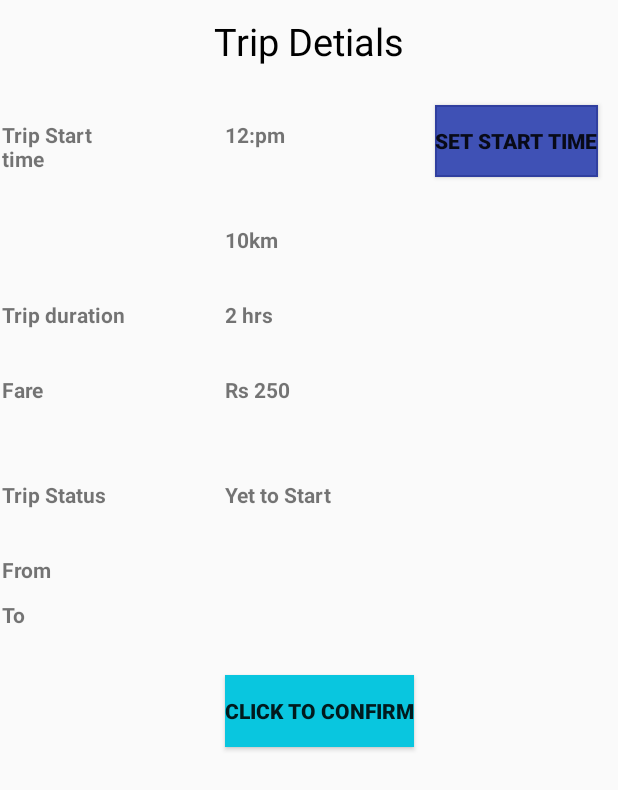
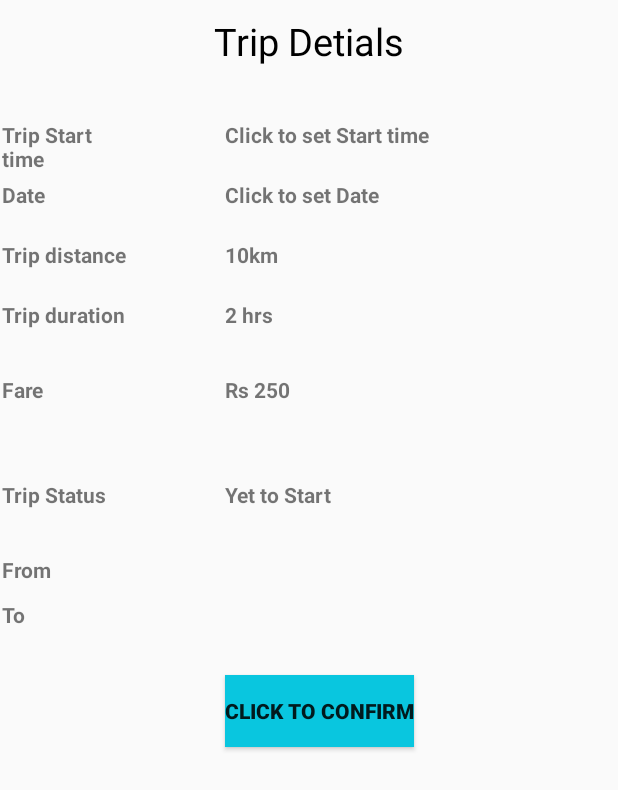
Before and after one commit to dpk196/ShareNcare, an Android app: the layout activity_trip_details.xml on its own in the app's theme, with its tools: preview values and no code run, on a phone screen of 412 x 824 dp. Shown: the top 790 px of the screen. Run offline under Robolectric (Android 15) with nearby library versions, the phone set to English and light mode, and no system bars.

Commit message:
BeforeUserDetailsTOFirestore

```diff
--- a/app/src/main/AndroidManifest.xml
+++ b/app/src/main/AndroidManifest.xml
@@ -14,7 +14,6 @@
         android:supportsRtl="true"
         android:theme="@style/AppTheme">
         <activity android:name=".ui.TripDetails"></activity>
-        <activity android:name=".ui.SetStartTime" />
         <activity android:name=".ui.RiderActivity" />
         <activity android:name=".ui.DriverActivity" />
         <activity android:name=".ui.HomeActivity" />
--- /dev/null
+++ b/app/src/main/java/com/example/sharencare/threads/RetriveDetailsFromFireStore.java
@@ -0,0 +1,4 @@
+package com.example.sharencare.threads;
+
+public class RetriveDetailsFromFireStore {
+}
--- a/app/src/main/java/com/example/sharencare/ui/DriverActivity.java
+++ b/app/src/main/java/com/example/sharencare/ui/DriverActivity.java
@@ -240,6 +240,7 @@ public class DriverActivity extends AppCompatActivity implements TaskDelegate {
             Log.d(TAG, "onDirectionsRetrived: distance: " + result.routes[0].legs[0].distance);
             intent.putExtra("distance",distance);
             intent.putExtra("duration",duration);
+            TripDetails.tripDetail=null;
             startActivity(intent);
         } catch (Exception e) {
             Log.d(TAG, "onDirectionsRetrived: " + e.getMessage());
--- a/app/src/main/res/layout/activity_trip_details.xml
+++ b/app/src/main/res/layout/activity_trip_details.xml
@@ -33,26 +33,40 @@
          android:textStyle="bold"
          android:layout_width="wrap_content"
          android:layout_height="wrap_content"
-         android:text="12:pm"
+         android:text="Click to set Start time"
          android:id="@+id/trip_start_time"
          android:layout_marginTop="80dp"
          android:layout_marginLeft="150dp" />
-    <Button
+    <TextView
+        android:textStyle="bold"
+        android:id="@+id/label_start_date"
+        android:layout_width="wrap_content"
+        android:layout_height="wrap_content"
+        android:layout_marginStart="1dp"
+        android:layout_marginTop="120dp"
+        android:layout_marginEnd="320dp"
+        android:layout_marginBottom="672dp"
+        android:text="Date"
+        app:layout_constraintBottom_toBottomOf="parent"
+        app:layout_constraintEnd_toEndOf="parent"
+        app:layout_constraintStart_toStartOf="parent"
+        app:layout_constraintTop_toTopOf="parent" />
+    <TextView
         android:textStyle="bold"
         android:layout_width="wrap_content"
         android:layout_height="wrap_content"
-        android:layout_marginTop="70dp"
-        android:layout_marginLeft="290dp"
-        android:text="Set Start Time"
-        android:id="@+id/set_trip_start_time"
-        android:background="@drawable/theme_button" />
+        android:text="Click to set Date"
+        android:id="@+id/trip_start_date"
+        android:layout_marginTop="120dp"
+        android:layout_marginLeft="150dp" />
+
     <TextView
         android:textStyle="bold"
         android:id="@+id/label_total_distance"
         android:layout_width="wrap_content"
         android:layout_height="wrap_content"
         android:layout_marginStart="1dp"
-        android:layout_marginTop="150dp"
+        android:layout_marginTop="160dp"
         android:layout_marginEnd="320dp"
         android:layout_marginBottom="672dp"
         android:text="Trip distance"
@@ -66,7 +80,7 @@
         android:layout_height="wrap_content"
         android:text="10km"
         android:id="@+id/trip_distance"
-        android:layout_marginTop="150dp"
+        android:layout_marginTop="160dp"
         android:layout_marginLeft="150dp" />
     <TextView
         android:textStyle="bold"
```
Also changed, not shown: app/src/main/java/com/example/sharencare/Models/TripDetail.java (+45 -3 lines), app/src/main/java/com/example/sharencare/ui/SetStartTime.java (deleted, +0 -47 lines), app/src/main/java/com/example/sharencare/ui/TripDetails.java (+120 -95 lines), app/src/main/java/com/example/sharencare/utils/DatePickerDialogFragment.java (added, +22 -0 lines), app/src/main/java/com/example/sharencare/utils/TimePickerDialogFragment.java (added, +21 -0 lines).
